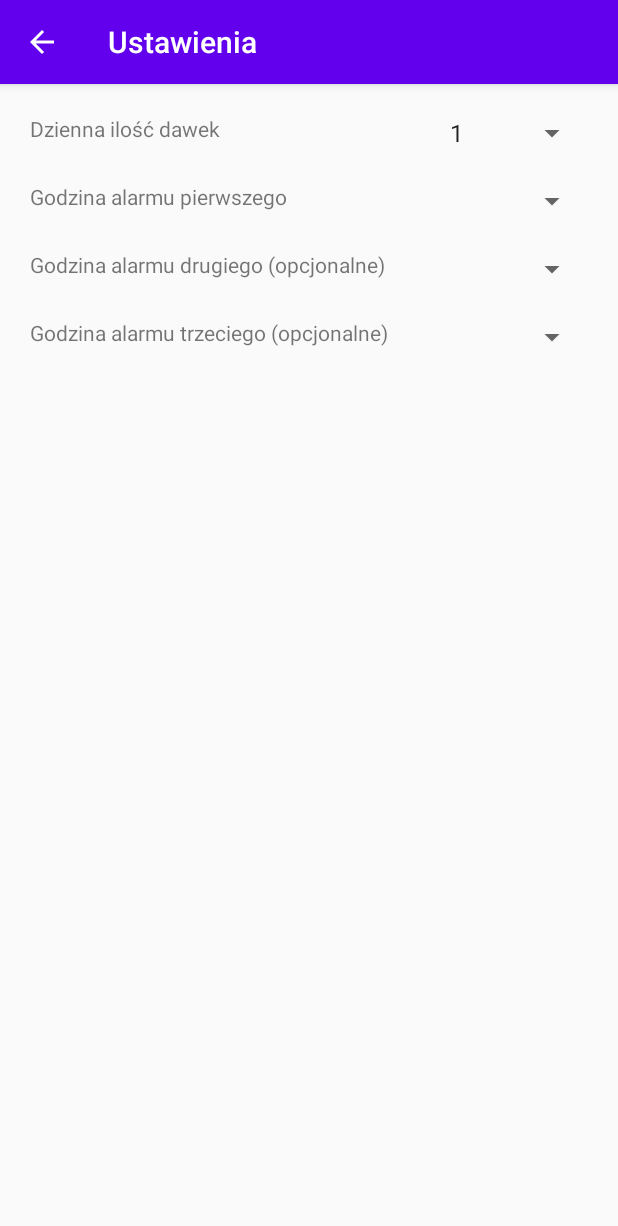
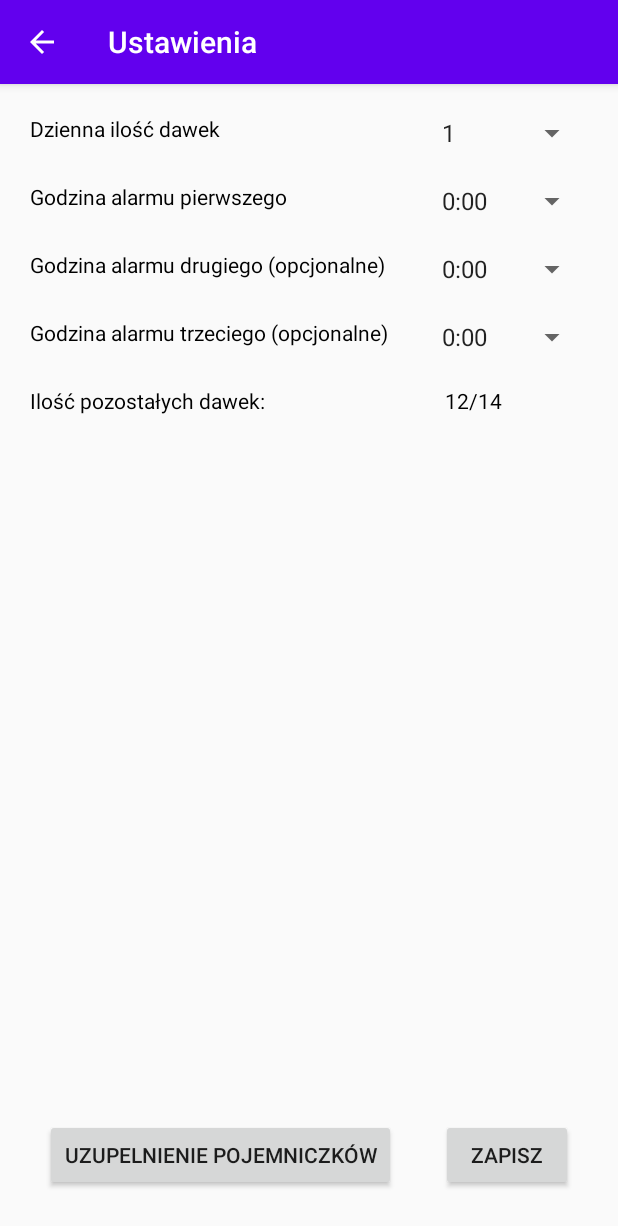
Before and after one commit to Maiiialen/Project-of-medications-dispending-robot, an Android app: the Activity1 screen opened directly, with no data from a screen before it, on a phone screen of 412 x 824 dp. Shown: the top 1226 px of the screen. Run offline under Robolectric (Android 15) with nearby library versions, the phone set to English and light mode, and no system bars; our stand-ins replace Firebase (no records; nobody signed in at launch, a user with empty details on screens opened directly).

Commit message:
dodanie wyświetlania pozostałych dawek w robocie

```diff
--- a/app/build.gradle
+++ b/app/build.gradle
@@ -28,6 +28,7 @@ dependencies {
     implementation 'androidx.appcompat:appcompat:1.2.0'
     implementation 'androidx.constraintlayout:constraintlayout:2.0.1'
     implementation 'com.google.firebase:firebase-database:19.5.0' // 16.0.4
+    implementation 'com.google.firebase:firebase-messaging:17.3.4'
     testImplementation 'junit:junit:4.12'
     androidTestImplementation 'androidx.test.ext:junit:1.1.2'
     androidTestImplementation 'androidx.test.espresso:espresso-core:3.3.0'
--- a/app/src/main/java/com/example/RobotDoWydawaniaLekow/Activity1.java
+++ b/app/src/main/java/com/example/RobotDoWydawaniaLekow/Activity1.java
@@ -1,21 +1,41 @@
 package com.example.RobotDoWydawaniaLekow;
 
+import androidx.annotation.NonNull;
 import androidx.appcompat.app.AppCompatActivity;
 
 import android.content.Intent;
 import android.os.Bundle;
+import android.util.Log;
 import android.view.View;
 import android.widget.AdapterView;
 import android.widget.ArrayAdapter;
+import android.widget.Button;
 import android.widget.Spinner;
 import android.widget.Toast;
 
+import com.google.firebase.database.DataSnapshot;
+import com.google.firebase.database.DatabaseError;
 import com.google.firebase.database.DatabaseReference;
 import com.google.firebase.database.FirebaseDatabase;
+import com.google.firebase.database.ValueEventListener;
 
 public class Activity1 extends AppCompatActivity implements AdapterView.OnItemSelectedListener {
     DatabaseReference reff;
     Przesyl_ustawien przesyl_ustawien;
+    Button buttonSave;
+    String iloscPozostalychDawek;
+    String ilosc;
+    String godziny1;
+    String godziny2;
+    String godziny3;
+    Spinner spinerDawki;
+    Spinner spinerGodziny1;
+    Spinner spinerGodziny2;
+    Spinner spinerGodziny3;
+    ArrayAdapter<CharSequence> adapter_dawki;
+    ArrayAdapter<CharSequence> adapter_godziny1;
+    ArrayAdapter<CharSequence> adapter_godziny2;
+    ArrayAdapter<CharSequence> adapter_godziny3;
 
     @Override
     protected void onCreate(Bundle savedInstanceState) {
@@ -23,19 +43,98 @@ public class Activity1 extends AppCompatActivity implements AdapterView.OnItemSe
         setContentView(R.layout.activity_1);
 
         // ustawianie tytułu i strzałki powrotu
-        getSupportActionBar().setTitle("Ustawienia");
+        getSupportActionBar().setTitle(getString(R.string.settings));
         getSupportActionBar().setDisplayHomeAsUpEnabled(true);
 
-        // spiner dawki
-        Spinner spiner = findViewById(R.id.spinner_dawki);
-        ArrayAdapter<CharSequence> adapter = ArrayAdapter.createFromResource(this, R.array.ilosc, android.R.layout.simple_spinner_item);
-        adapter.setDropDownViewResource(android.R.layout.simple_spinner_dropdown_item);
-        spiner.setAdapter(adapter);
-        spiner.setOnItemSelectedListener(this);
+        // przypisanie do zmiennych istniejących obiektów w oknie
+        buttonSave = (Button) findViewById(R.id.buttonSave);
+        spinerDawki = findViewById(R.id.spinner_dawki);
+        spinerGodziny1 = findViewById(R.id.spinner_godzina1);
+        spinerGodziny2 = findViewById(R.id.spinner_godzina2);
+        spinerGodziny3 = findViewById(R.id.spinner_godzina3);
 
-        // łączenie z bazą danych
+        // utworzenie adapterów
+        adapter_dawki = ArrayAdapter.createFromResource(this, R.array.ilosc, android.R.layout.simple_spinner_item);
+        adapter_dawki.setDropDownViewResource(android.R.layout.simple_spinner_dropdown_item);
+        adapter_godziny1 = ArrayAdapter.createFromResource(this, R.array.godziny, android.R.layout.simple_spinner_item);
+        adapter_godziny1.setDropDownViewResource(android.R.layout.simple_spinner_dropdown_item);
+        adapter_godziny2 = ArrayAdapter.createFromResource(this, R.array.godziny, android.R.layout.simple_spinner_item);
+        adapter_godziny2.setDropDownViewResource(android.R.layout.simple_spinner_dropdown_item);
+        adapter_godziny3 = ArrayAdapter.createFromResource(this, R.array.godziny, android.R.layout.simple_spinner_item);
+        adapter_godziny3.setDropDownViewResource(android.R.layout.simple_spinner_dropdown_item);
+
+        // przyppisanie adapterów do spinerów i ustawienie wartości początkowych
+        spinerDawki.setAdapter(adapter_dawki);
+        spinerDawki.setOnItemSelectedListener(this);
+        spinerGodziny1.setAdapter(adapter_godziny1);
+        spinerGodziny1.setOnItemSelectedListener(this);
+        spinerGodziny2.setAdapter(adapter_godziny2);
+        spinerGodziny2.setOnItemSelectedListener(this);
+        spinerGodziny3.setAdapter(adapter_godziny3);
+        spinerGodziny3.setOnItemSelectedListener(this);
+
+        // łączenie z bazą danych i zczytanie z bazy zapisanych ustawień
         przesyl_ustawien = new Przesyl_ustawien();
         reff = FirebaseDatabase.getInstance().getReference().child("Ustawienia");
+        reff.addValueEventListener(new ValueEventListener() {
+            @Override
+            public void onDataChange(@NonNull DataSnapshot snapshot) {
+                String text;
+                try {
+                    //Log.d("przed", "----------");
+                    iloscPozostalychDawek = snapshot.child("iloscPozostalychDawek").getValue().toString();
+                    ilosc = snapshot.child("ilosc").getValue().toString();
+                    godziny1 = snapshot.child("godziny1").getValue().toString();
+                    godziny2 = snapshot.child("godziny2").getValue().toString();
+                    godziny3 = snapshot.child("godziny3").getValue().toString();
+                    //Log.d("po", "----------"+godziny1);
+                } catch (Exception e) {}
+                ustawUstawienia();
+            }
+
+            @Override
+            public void onCancelled(@NonNull DatabaseError error) {
+
+            }
+        });
+
+        // zapisanie nowych ustawień do bazy danych wywoływane po naciśnięciu przycisku
+        buttonSave.setOnClickListener(new View.OnClickListener() {
+            @Override
+            public void onClick(View view) {
+                String text;
+
+                text = spinerDawki.getSelectedItem().toString();
+                int ilosc = Integer.parseInt(text.trim());
+                przesyl_ustawien.setIlosc(ilosc);
+                reff.setValue(przesyl_ustawien);
+
+                text = spinerGodziny1.getSelectedItem().toString();
+                przesyl_ustawien.setGodziny1(text);
+                reff.setValue(przesyl_ustawien);
+
+                text = spinerGodziny2.getSelectedItem().toString();
+                przesyl_ustawien.setGodziny2(text);
+                reff.setValue(przesyl_ustawien);
+
+                text = spinerGodziny3.getSelectedItem().toString();
+                przesyl_ustawien.setGodziny3(text);
+                reff.setValue(przesyl_ustawien);
+
+                przesyl_ustawien.setIloscPozostalychDawek(iloscPozostalychDawek);
+                reff.setValue(przesyl_ustawien);
+
+                Toast.makeText(view.getContext(), "Ustawione.", Toast.LENGTH_SHORT).show();
+            }
+        });
+    }
+
+    // zapisanie w spinerach wartości zczytach z bazy
+    public void ustawUstawienia() {
+        spinerDawki.setSelection(adapter_dawki.getPosition(ilosc));
+        spinerGodziny1.setSelection(adapter_godziny1.getPosition(godziny1));
+        spinerGodziny2.setSelection(adapter_godziny2.getPosition(godziny2));
+        spinerGodziny3.setSelection(adapter_godziny3.getPosition(godziny3));
     }
 
     public void openActivity1(){
@@ -43,21 +142,9 @@ public class Activity1 extends AppCompatActivity implements AdapterView.OnItemSe
         startActivity(intent);
     }
 
+    // wykonuje się gdy w spinerze zmieni się wartość
     @Override
     public void onItemSelected(AdapterView<?> adapterView, View view, int i, long l) {
-        String text = adapterView.getItemAtPosition(i).toString();
-
-        // przesłanie danego ustawienia
-        int ilosc = Integer.parseInt(text.trim());
-        przesyl_ustawien.setIlosc(ilosc);
-        reff.setValue(przesyl_ustawien);
-
-
-        if(adapterView.getItemAtPosition(i).toString() == "1"){
-            Toast.makeText(adapterView.getContext(), "Ustawione: " + text + " dawka dziennie", Toast.LENGTH_SHORT).show();
-        } else {
-            Toast.makeText(adapterView.getContext(), "Ustawione: " + text + " dawki dziennie", Toast.LENGTH_SHORT).show();
-        }
     }
 
     @Override
--- a/app/src/main/java/com/example/RobotDoWydawaniaLekow/Activity2.java
+++ b/app/src/main/java/com/example/RobotDoWydawaniaLekow/Activity2.java
@@ -34,9 +34,11 @@ public class Activity2 extends AppCompatActivity {
         super.onCreate(savedInstanceState);
         setContentView(R.layout.activity_2);
 
-        getSupportActionBar().setTitle("Wszystkie alarmy");
+        // ustawianie tytułu i strzałki powrotu
+        getSupportActionBar().setTitle(getString(R.string.full_list));
         getSupportActionBar().setDisplayHomeAsUpEnabled(true);
 
+        // łączenie z bazą i zczytanie z niej danych
         reff = FirebaseDatabase.getInstance().getReference().child("Dane");
         reff.addValueEventListener(new ValueEventListener() {
             @Override
@@ -63,8 +65,10 @@ public class Activity2 extends AppCompatActivity {
             }
         });
 
+
     }
 
+    // dodanie zczytanych elementów na listę
     public void dodajNaListe() {
         listView1 = (ListView) findViewById(R.id.listview1);
         arrayList.add(dzien+"."+miesiac+"."+rok+", "+godziny+":"+minuty);
--- a/app/src/main/res/layout/activity_1.xml
+++ b/app/src/main/res/layout/activity_1.xml
@@ -19,7 +19,8 @@
         android:layout_marginRight="20dp"
         android:layout_toStartOf="@+id/spinner_dawki"
         android:layout_toLeftOf="@+id/spinner_dawki"
-        android:text="Dzienna ilość dawek" />
+        android:text="@string/ustawienia1"
+        android:textColor="#000000" />
 
     <TextView
         android:id="@+id/tekst_godziny1"
@@ -34,7 +35,8 @@
         android:layout_marginRight="20dp"
         android:layout_toStartOf="@+id/spinner_godzina1"
         android:layout_toLeftOf="@+id/spinner_godzina1"
-        android:text="Godzina alarmu pierwszego" />
+        android:text="@string/ustawienia2"
+        android:textColor="#000000"  />
 
     <TextView
         android:id="@+id/tekst_godziny2"
@@ -49,7 +51,8 @@
         android:layout_marginRight="20dp"
         android:layout_toStartOf="@+id/spinner_godzina2"
         android:layout_toLeftOf="@+id/spinner_godzina2"
-        android:text="Godzina alarmu drugiego (opcjonalne)" />
+        android:text="@string/ustawienia3"
+        android:textColor="#000000"  />
 
     <TextView
         android:id="@+id/tekst_godziny3"
@@ -64,11 +67,27 @@
         android:layout_marginRight="20dp"
         android:layout_toStartOf="@+id/spinner_godzina3"
         android:layout_toLeftOf="@+id/spinner_godzina3"
-        android:text="Godzina alarmu trzeciego (opcjonalne)" />
+        android:text="@string/ustawienia4"
+        android:textColor="#000000"  />
+
+    <TextView
+        android:id="@+id/pozostaleDawki"
+        android:layout_width="match_parent"
+        android:layout_height="25dp"
+        android:layout_below="@+id/tekst_godziny3"
+        android:layout_alignParentStart="true"
+        android:layout_alignParentLeft="true"
+        android:layout_marginStart="20dp"
+        android:layout_marginLeft="20dp"
+        android:layout_marginTop="20dp"
+        android:layout_toStartOf="@+id/spinner_dawki"
+        android:layout_toLeftOf="@+id/spinner_dawki"
+        android:text="@string/ileDawek"
+        android:textColor="#000000" />
 
     <Spinner
         android:id="@+id/spinner_dawki"
-        android:layout_width="100dp"
+        android:layout_width="105dp"
         android:layout_height="25dp"
         android:layout_alignParentTop="true"
         android:layout_alignParentEnd="true"
@@ -80,7 +99,7 @@
 
     <Spinner
         android:id="@+id/spinner_godzina1"
-        android:layout_width="100dp"
+        android:layout_width="105dp"
         android:layout_height="25dp"
         android:layout_below="@+id/spinner_dawki"
         android:layout_alignParentEnd="true"
@@ -93,7 +112,7 @@
 
     <Spinner
         android:id="@+id/spinner_godzina2"
-        android:layout_width="100dp"
+        android:layout_width="105dp"
         android:layout_height="25dp"
         android:layout_below="@+id/spinner_godzina1"
         android:layout_alignParentEnd="true"
@@ -106,7 +125,7 @@
 
     <Spinner
         android:id="@+id/spinner_godzina3"
-        android:layout_width="100dp"
+        android:layout_width="105dp"
         android:layout_height="25dp"
         android:layout_below="@+id/spinner_godzina2"
         android:layout_alignParentEnd="true"
@@ -117,5 +136,49 @@
         android:layout_marginEnd="20dp"
         android:layout_marginRight="20dp" />
 
+    <TextView
+        android:id="@+id/textViewiloscDawek"
+        android:layout_width="95dp"
+        android:layout_height="25dp"
+        android:layout_below="@+id/spinner_godzina3"
+        android:layout_alignParentEnd="true"
+        android:layout_alignParentRight="true"
+        android:layout_marginStart="20dp"
+        android:layout_marginLeft="20dp"
+        android:layout_marginTop="20dp"
+        android:layout_marginEnd="20dp"
+        android:layout_marginRight="20dp"
+        android:text="@string/ilosc"
+        android:textColor="#000000" />
+
+    <Button
+        android:id="@+id/buttonSave"
+        android:layout_width="wrap_content"
+        android:layout_height="wrap_content"
+        android:layout_alignParentEnd="true"
+        android:layout_alignParentRight="true"
+        android:layout_alignParentBottom="true"
+        android:layout_marginEnd="30dp"
+        android:layout_marginRight="30dp"
+        android:layout_marginBottom="30dp"
+        android:text="@string/bottonZapisz" />
+
+
+    <Button
+        android:id="@+id/buttonUzupelnienie"
+        android:layout_width="wrap_content"
+        android:layout_height="wrap_content"
+        android:layout_alignParentStart="true"
+        android:layout_alignParentLeft="true"
+        android:layout_alignParentBottom="true"
+        android:layout_marginStart="30dp"
+        android:layout_marginLeft="30dp"
+        android:layout_marginBottom="30dp"
+        android:layout_marginRight="30dp"
+        android:layout_marginEnd="30dp"
+        android:layout_toStartOf="@+id/buttonSave"
+        android:layout_toLeftOf="@+id/buttonSave"
+        android:text="@string/uzupelnienie" />
+
 
 </RelativeLayout>
--- a/app/src/main/res/menu/my_menu.xml
+++ b/app/src/main/res/menu/my_menu.xml
@@ -7,10 +7,5 @@
         android:title="@string/settings"
         app:showAsAction = "never"
         />
-    <item
-        android:id="@+id/full_list"
-        android:title="@string/full_list"
-        app:showAsAction = "never"
-        />
 
 </menu>
--- a/app/src/main/res/values/strings.xml
+++ b/app/src/main/res/values/strings.xml
@@ -1,12 +1,48 @@
 <resources>
     <string name="app_name">RobotDoWydawaniaLekow</string>
+    <string name="mainPage">Strona Główna</string>
     <string name="settings">Ustawienia</string>
     <string name="full_list">Pełna lista</string>
-    <string name="textView">Ostatnie alarmy</string>
+    <string name="ostatnieAlarmy">Ostatnie alarmy</string>
+    <string name="uzupelnienie">Uzupelnienie pojemniczków</string>
+    <string name="ustawienia1">Dzienna ilość dawek</string>
+    <string name="ustawienia2">Godzina alarmu pierwszego</string>
+    <string name="ustawienia3">Godzina alarmu drugiego (opcjonalne)</string>
+    <string name="ustawienia4">Godzina alarmu trzeciego (opcjonalne)</string>
+    <string name="bottonZapisz">Zapisz</string>
+    <string name="ileDawek">Ilość pozostałych dawek: </string>
+    <string name="ilosc">12/14</string>
 
     <string-array name="ilosc">
         <item>1</item>
         <item>2</item>
         <item>3</item>
     </string-array>
+
+    <string-array name="godziny">
+        <item>0:00</item>
+        <item>1:00</item>
+        <item>2:00</item>
+        <item>3:00</item>
+        <item>4:00</item>
+        <item>5:00</item>
+        <item>6:00</item>
+        <item>7:00</item>
+        <item>8:00</item>
+        <item>9:00</item>
+        <item>10:00</item>
+        <item>11:00</item>
+        <item>12:00</item>
+        <item>13:00</item>
+        <item>14:00</item>
+        <item>15:00</item>
+        <item>16:00</item>
+        <item>17:00</item>
+        <item>18:00</item>
+        <item>19:00</item>
+        <item>20:00</item>
+        <item>21:00</item>
+        <item>22:00</item>
+        <item>23:00</item>
+    </string-array>
 </resources>
```
Also changed, not shown: app/src/main/java/com/example/RobotDoWydawaniaLekow/MainActivity.java (+39 -40 lines), app/src/main/java/com/example/RobotDoWydawaniaLekow/Przesyl_ustawien.java (+36 -0 lines), app/src/main/res/layout/activity_main.xml (+54 -13 lines).
